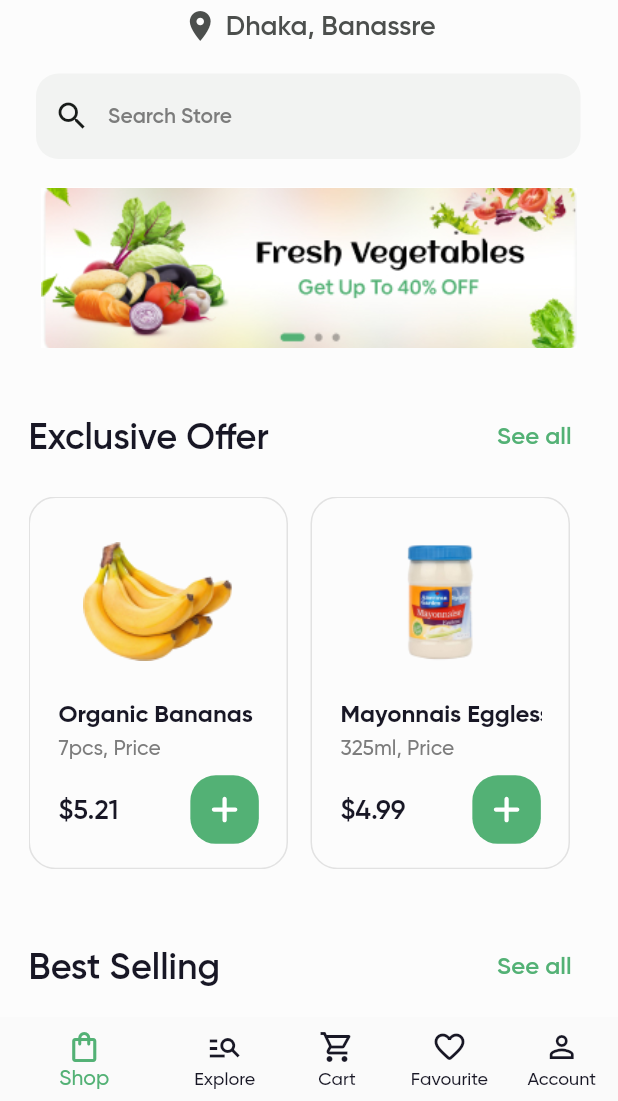
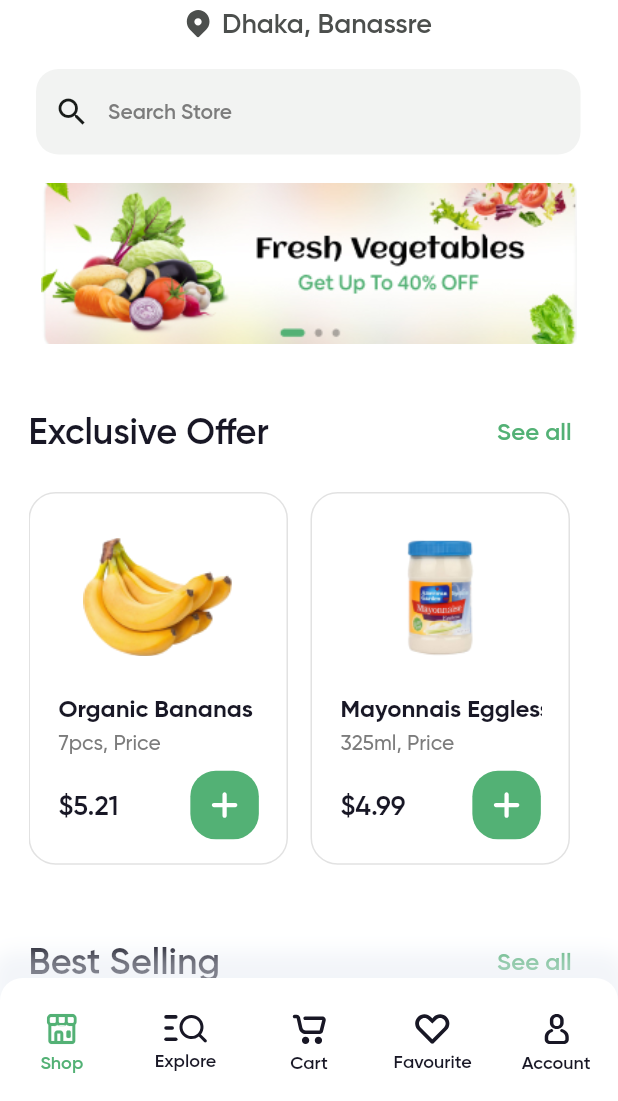
Before and after one commit to mazenshawky/Groceries-App, a Flutter app: the HomeScreen screen opened by its route, on a phone screen of 412 x 824 dp, the part 135-1236 px from its top. Run offline on Flutter 3.47's test engine with Material 2 defaults, Android fonts, the phone set to English and light mode, and no system bars; our stand-ins replace conditional_builder_null_safety, flutter_svg, freezed_annotation, get_it, shared_preferences; accounts and stored records are empty.

Commit message:
update bottom navigation bar

```diff
--- a/lib/presentation/home/home_screen.dart
+++ b/lib/presentation/home/home_screen.dart
@@ -1,5 +1,6 @@
 import 'package:conditional_builder_null_safety/conditional_builder_null_safety.dart';
 import 'package:flutter/material.dart';
+import 'package:flutter_svg/svg.dart';
 import 'package:groceries_app/presentation/home/pages/account/view/account_page.dart';
 import 'package:groceries_app/presentation/home/pages/cart/view/cart_page.dart';
 import 'package:groceries_app/presentation/home/pages/explore/view/explore_page.dart';
@@ -7,6 +8,7 @@ import 'package:groceries_app/presentation/home/pages/favourite/view/favourite_p
 import 'package:groceries_app/presentation/home/pages/shop/view/shop_page.dart';
 import 'package:groceries_app/presentation/resources/color_manager.dart';
 
+import '../resources/assets_manager.dart';
 import '../resources/strings_manager.dart';
 import '../resources/values_manager.dart';
 
@@ -40,7 +42,7 @@ class _HomeScreenState extends State<HomeScreen> {
     return ConditionalBuilder(
       condition: _currentIndex == 1 || _currentIndex == 2 || _currentIndex == 3,
       builder: (context) => Scaffold(
-        backgroundColor: ColorManager.white3,
+        backgroundColor: ColorManager.white,
         appBar: AppBar(
           title: Text(
             _title!,
@@ -48,39 +50,107 @@ class _HomeScreenState extends State<HomeScreen> {
           ),
         ),
         body: pages[_currentIndex],
-        bottomNavigationBar: BottomNavigationBar(
-          showUnselectedLabels: true,
-          elevation: AppSize.s0,
-          selectedItemColor: ColorManager.primary,
-          unselectedItemColor: ColorManager.black,
+        bottomNavigationBar: Container(
+          height: AppSize.s82,
+          decoration: BoxDecoration(
+            borderRadius: const BorderRadius.only(
+                topRight: Radius.circular(AppSize.s37), topLeft: Radius.circular(AppSize.s37)),
+            boxShadow: [
+              BoxShadow(color: ColorManager.shadow, spreadRadius: AppSize.s5, blurRadius: AppSize.s10, offset: const Offset(AppSize.s0, AppSize.s_12)),
+            ],
+          ),
+          child: ClipRRect(
+            borderRadius: const BorderRadius.only(topLeft: Radius.circular(AppSize.s15), topRight: Radius.circular(AppSize.s15)),
+            child: BottomNavigationBar(
               currentIndex: _currentIndex,
               onTap: onTap,
-          items: const [
-            BottomNavigationBarItem(icon: Icon(Icons.shopping_bag_outlined), label: AppStrings.shop),
-            BottomNavigationBarItem(icon: Icon(Icons.manage_search), label: AppStrings.explore),
-            BottomNavigationBarItem(icon: Icon(Icons.shopping_cart_outlined), label: AppStrings.cart),
-            BottomNavigationBarItem(icon: Icon(Icons.favorite_outline_rounded), label: AppStrings.favourite),
-            BottomNavigationBarItem(icon: Icon(Icons.account_circle_outlined), label: AppStrings.account),
+              items: [
+                BottomNavigationBarItem(
+                    icon: Padding(
+                      padding: const EdgeInsets.symmetric(vertical: AppSize.s5),
+                      child: SvgPicture.asset(ImageAssets.shop, color: _currentIndex == 0 ? ColorManager.primary : ColorManager.black),
+                    ),
+                    label: AppStrings.shop),
+                BottomNavigationBarItem(
+                    icon: Padding(
+                      padding: const EdgeInsets.symmetric(vertical: AppSize.s5),
+                      child: SvgPicture.asset(ImageAssets.explore, color: _currentIndex == 1 ? ColorManager.primary : ColorManager.black),
+                    ),
+                    label: AppStrings.explore),
+                BottomNavigationBarItem(
+                    icon: Padding(
+                      padding: const EdgeInsets.symmetric(vertical: AppSize.s5),
+                      child: SvgPicture.asset(ImageAssets.cart, color: _currentIndex == 2 ? ColorManager.primary : ColorManager.black),
+                    ),
+                    label: AppStrings.cart),
+                BottomNavigationBarItem(
+                    icon: Padding(
+                      padding: const EdgeInsets.symmetric(vertical: AppSize.s5),
+                      child: SvgPicture.asset(ImageAssets.favourite, color: _currentIndex == 3 ? ColorManager.primary : ColorManager.black),
+                    ),
+                    label: AppStrings.favourite),
+                BottomNavigationBarItem(
+                    icon: Padding(
+                      padding: const EdgeInsets.symmetric(vertical: AppSize.s5),
+                      child: SvgPicture.asset(ImageAssets.account, color: _currentIndex == 4 ? ColorManager.primary : ColorManager.black),
+                    ),
+                    label: AppStrings.account),
               ],
             ),
           ),
+        ),
+      ),
       fallback: (context) => Scaffold(
-        backgroundColor: ColorManager.white3,
+        backgroundColor: ColorManager.white,
         body: pages[_currentIndex],
-        bottomNavigationBar: BottomNavigationBar(
-          showUnselectedLabels: true,
-          elevation: AppSize.s0,
-          selectedItemColor: ColorManager.primary,
-          unselectedItemColor: ColorManager.black,
+        bottomNavigationBar: Container(
+          height: AppSize.s82,
+          decoration: BoxDecoration(
+            borderRadius: const BorderRadius.only(
+                topRight: Radius.circular(AppSize.s15), topLeft: Radius.circular(AppSize.s15)),
+            boxShadow: [
+              BoxShadow(color: ColorManager.shadow, spreadRadius: AppSize.s5, blurRadius: AppSize.s10, offset: const Offset(AppSize.s0, AppSize.s_12)),
+            ],
+          ),
+          child: ClipRRect(
+            borderRadius: const BorderRadius.only(topLeft: Radius.circular(AppSize.s15), topRight: Radius.circular(AppSize.s15)),
+            child: BottomNavigationBar(
               currentIndex: _currentIndex,
               onTap: onTap,
-          items: const [
-            BottomNavigationBarItem(icon: Icon(Icons.shopping_bag_outlined), label: AppStrings.shop),
-            BottomNavigationBarItem(icon: Icon(Icons.manage_search), label: AppStrings.explore),
-            BottomNavigationBarItem(icon: Icon(Icons.shopping_cart_outlined), label: AppStrings.cart),
-            BottomNavigationBarItem(icon: Icon(Icons.favorite_outline_rounded), label: AppStrings.favourite),
-            BottomNavigationBarItem(icon: Icon(Icons.person_outline_outlined), label: AppStrings.account),
+              items: [
+                BottomNavigationBarItem(
+                    icon: Padding(
+                      padding: const EdgeInsets.symmetric(vertical: AppSize.s5),
+                      child: SvgPicture.asset(ImageAssets.shop, color: _currentIndex == 0 ? ColorManager.primary : ColorManager.black),
+                    ),
+                    label: AppStrings.shop),
+                BottomNavigationBarItem(
+                    icon: Padding(
+                      padding: const EdgeInsets.symmetric(vertical: AppSize.s5),
+                      child: SvgPicture.asset(ImageAssets.explore, color: _currentIndex == 1 ? ColorManager.primary : ColorManager.black),
+                    ),
+                    label: AppStrings.explore),
+                BottomNavigationBarItem(
+                    icon: Padding(
+                      padding: const EdgeInsets.symmetric(vertical: AppSize.s5),
+                      child: SvgPicture.asset(ImageAssets.cart, color: _currentIndex == 2 ? ColorManager.primary : ColorManager.black),
+                   ),
+                    label: AppStrings.cart),
+                BottomNavigationBarItem(
+                    icon: Padding(
+                      padding: const EdgeInsets.symmetric(vertical: AppSize.s5),
+                      child: SvgPicture.asset(ImageAssets.favourite, color: _currentIndex == 3 ? ColorManager.primary : ColorManager.black),
+                   ),
+                    label: AppStrings.favourite),
+                BottomNavigationBarItem(
+                    icon: Padding(
+                      padding: const EdgeInsets.symmetric(vertical: AppSize.s5),
+                      child: SvgPicture.asset(ImageAssets.account, color: _currentIndex == 4 ? ColorManager.primary : ColorManager.black),
+                    ),
+                    label: AppStrings.account),
               ],
+            ),
+          ),
         ),
       ),
     );
@@ -92,7 +162,6 @@ class _HomeScreenState extends State<HomeScreen> {
       if(_currentIndex == 1) _title = titles[0];
       else if(_currentIndex == 2) _title = titles[1];
       else if(_currentIndex == 3) _title = titles[2];
-
     });
   }
 }
--- a/lib/presentation/home/pages/shop/view/shop_page.dart
+++ b/lib/presentation/home/pages/shop/view/shop_page.dart
@@ -119,11 +119,8 @@ class _ShopPageState extends State<ShopPage> {
         Row(
           mainAxisAlignment: MainAxisAlignment.center,
           children: [
-            Icon(
-              Icons.location_on,
-              color: ColorManager.darkGrey,
-            ),
-            const SizedBox(width: AppSize.s5),
+            SvgPicture.asset(ImageAssets.location, color: ColorManager.darkGrey),
+            const SizedBox(width: AppSize.s8),
             Text(
               AppStrings.location,
               style: Theme.of(context).textTheme.bodyLarge,
@@ -272,8 +269,8 @@ class _ShopPageState extends State<ShopPage> {
           Navigator.of(context).pushNamed(Routes.productDetailsRoute);
         },
         child: Card(
-          color: ColorManager.white3,
-          shadowColor: ColorManager.white3,
+          color: ColorManager.white,
+          shadowColor: ColorManager.white,
           elevation: AppSize.s0,
           shape: RoundedRectangleBorder(
             borderRadius: BorderRadius.circular(AppSize.s18),
--- a/lib/presentation/resources/assets_manager.dart
+++ b/lib/presentation/resources/assets_manager.dart
@@ -26,4 +26,10 @@ class ImageAssets{
   static const String plus = "$imagePath/plus.svg";
   static const String minus = "$imagePath/minus.svg";
   static const String stars = "$imagePath/stars.svg";
+  static const String location = "$imagePath/location.svg";
+  static const String shop = "$imagePath/shop.svg";
+  static const String explore = "$imagePath/explore.svg";
+  static const String cart = "$imagePath/cart.svg";
+  static const String favourite = "$imagePath/favourite.svg";
+  static const String account = "$imagePath/account.svg";
 }
--- a/lib/presentation/resources/color_manager.dart
+++ b/lib/presentation/resources/color_manager.dart
@@ -7,6 +7,7 @@ class ColorManager{
   static Color white2 = const Color(0xffFFF9FF);
   static Color white3 = const Color(0xffFCFCFC);
   static Color white4 = const Color(0xffE2E2E2);
+  static Color white5 = const Color(0xb3E2E2E2);
   static Color lightWhite = const Color(0xb3FCFCFC);
   static Color black = const Color(0xff181725);
   static Color darkBlack = const Color(0xff181B19);
@@ -21,4 +22,5 @@ class ColorManager{
   static Color lightGreen = const Color(0x1a53B175);
   static Color lightPurple = const Color(0x40D3B0E0);
   static Color error = const Color(0xffe61f34); // red color
+  static Color shadow = const Color(0x80E6EBF3);
 }
--- a/lib/presentation/resources/values_manager.dart
+++ b/lib/presentation/resources/values_manager.dart
@@ -13,6 +13,7 @@ class AppPadding {
 }
 
 class AppSize {
+  static const double s_12 = -12.0;
   static const double s0 = 0.0;
   static const double s1 = 1;
   static const double s1_5 = 1.5;
@@ -34,12 +35,14 @@ class AppSize {
   static const double s30 = 30.0;
   static const double s33_5 = 33.5;
   static const double s35 = 35.0;
+  static const double s37 = 37.0;
   static const double s40 = 40.0;
   static const double s45_5 = 45.5;
   static const double s50 = 50.0;
   static const double s67 = 67.0;
   static const double s70 = 70.0;
   static const double s80 = 80.0;
+  static const double s82 = 82.0;
   static const double s90 = 90.0;
   static const double s100 = 100.0;
   static const double s105 = 105.0;
```
Also changed, not shown: lib/presentation/product_details/view/product_details_screen.dart (+7 -4 lines), lib/presentation/resources/theme_manager.dart (+13 -1 lines), assets/images/account.svg (added), assets/images/cart.svg (added), assets/images/explore.svg (added), assets/images/favourite.svg (added), assets/images/location.svg (added), assets/images/shop.svg (added). Lines whose indentation alone changed are shown as unchanged.
